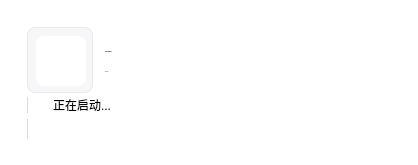
xuanxuan1231/Class-Widgets, file view/splash.ui: the form before one commit.
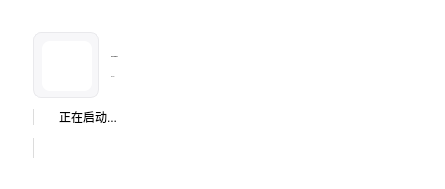
The form after the commit. Icons and pictures are not drawn. Custom widgets are drawn as their Qt base class.

Commit message: fix: 避免浮窗与主组件同时存在 (#900)

What changed in the file:
```diff
--- a/view/splash.ui
+++ b/view/splash.ui
@@ -7,8 +7,8 @@
    <rect>
     <x>0</x>
     <y>0</y>
-    <width>418</width>
-    <height>164</height>
+    <width>445</width>
+    <height>189</height>
    </rect>
   </property>
   <property name="sizePolicy">
@@ -41,6 +41,22 @@
    <property name="bottomMargin">
     <number>16</number>
    </property>
+   <item>
+    <spacer name="rightExpander_4">
+     <property name="orientation">
+      <enum>Qt::Vertical</enum>
+     </property>
+     <property name="sizeType">
+      <enum>QSizePolicy::Fixed</enum>
+     </property>
+     <property name="sizeHint" stdset="0">
+      <size>
+       <width>10</width>
+       <height>5</height>
+      </size>
+     </property>
+    </spacer>
+   </item>
    <item>
     <widget class="QFrame" name="frame">
      <property name="styleSheet">
@@ -53,6 +69,22 @@
       <enum>QFrame::Raised</enum>
      </property>
      <layout class="QHBoxLayout" name="horizontalLayout">
+      <item>
+       <spacer name="rightExpander_3">
+        <property name="orientation">
+         <enum>Qt::Horizontal</enum>
+        </property>
+        <property name="sizeType">
+         <enum>QSizePolicy::Fixed</enum>
+        </property>
+        <property name="sizeHint" stdset="0">
+         <size>
+          <width>6</width>
+          <height>5</height>
+         </size>
+        </property>
+       </spacer>
+      </item>
       <item>
        <layout class="QVBoxLayout" name="verticalLayout">
         <property name="spacing">
@@ -307,9 +339,41 @@
         </item>
        </layout>
       </item>
+      <item>
+       <spacer name="rightExpander_2">
+        <property name="orientation">
+         <enum>Qt::Horizontal</enum>
+        </property>
+        <property name="sizeType">
+         <enum>QSizePolicy::Fixed</enum>
+        </property>
+        <property name="sizeHint" stdset="0">
+         <size>
+          <width>20</width>
+          <height>5</height>
+         </size>
+        </property>
+       </spacer>
+      </item>
      </layout>
     </widget>
    </item>
+   <item>
+    <spacer name="rightExpander_5">
+     <property name="orientation">
+      <enum>Qt::Vertical</enum>
+     </property>
+     <property name="sizeType">
+      <enum>QSizePolicy::Fixed</enum>
+     </property>
+     <property name="sizeHint" stdset="0">
+      <size>
+       <width>10</width>
+       <height>5</height>
+      </size>
+     </property>
+    </spacer>
+   </item>
   </layout>
  </widget>
  <customwidgets>
```
The commit also changes 1 other file.
